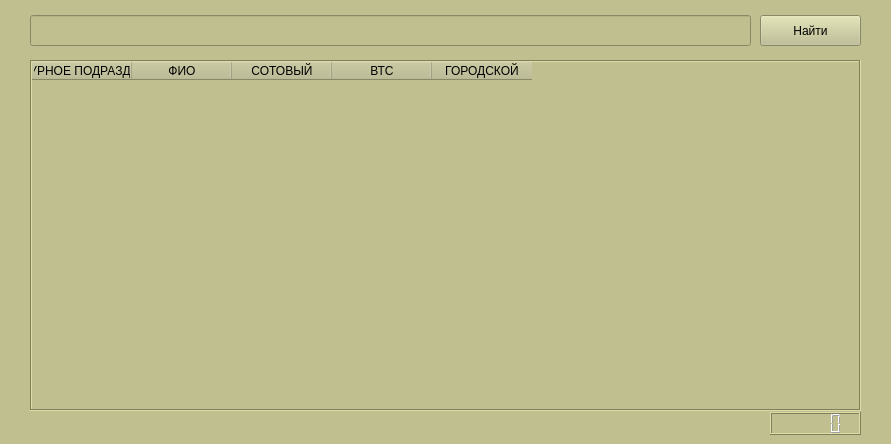
Before: the Qt Designer form mainForm.ui in Vigi73/vts, drawn with Qt 5.
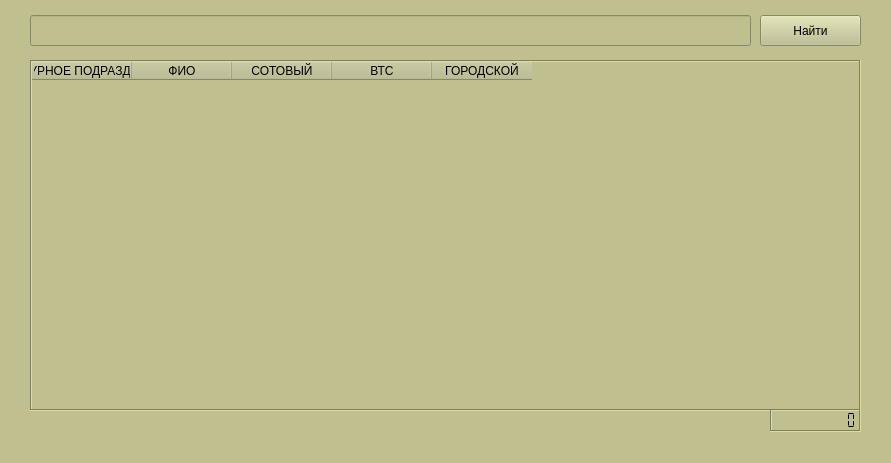
After: the same form once the commit is applied. Icons and pictures are not drawn.

Patch:
```diff
--- a/mainForm.ui
+++ b/mainForm.ui
@@ -7,7 +7,7 @@
     <x>0</x>
     <y>0</y>
     <width>891</width>
-    <height>444</height>
+    <height>463</height>
    </rect>
   </property>
   <property name="windowTitle">
@@ -56,7 +56,7 @@
        <bool>true</bool>
       </property>
       <property name="styleSheet">
-       <string notr="true">alternate-background-color: rgb(170, 170, 127);</string>
+       <string notr="true">alternate-background-color: rgb(170, 170, 130);</string>
       </property>
       <property name="frameShape">
        <enum>QFrame::Box</enum>
@@ -171,7 +171,7 @@
    <property name="geometry">
     <rect>
      <x>770</x>
-     <y>412</y>
+     <y>409</y>
      <width>91</width>
      <height>23</height>
     </rect>
@@ -179,6 +179,15 @@
    <property name="styleSheet">
     <string notr="true"/>
    </property>
+   <property name="frameShadow">
+    <enum>QFrame::Sunken</enum>
+   </property>
+   <property name="digitCount">
+    <number>10</number>
+   </property>
+   <property name="segmentStyle">
+    <enum>QLCDNumber::Flat</enum>
+   </property>
   </widget>
  </widget>
  <resources/>
```
Left out of the diff: 8 changed lines with no effect on the pictures.
